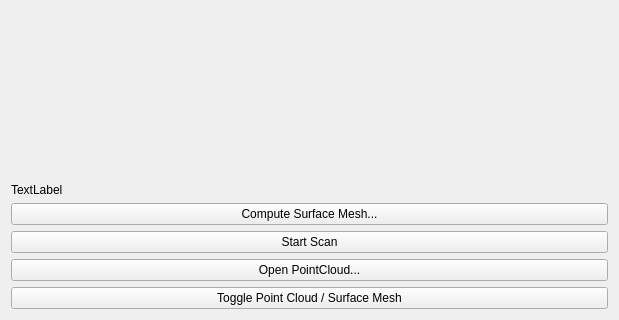
Qt form qtTest/mainwindow.ui (francisengelmann/FabScan100) before a commit; both pictures show x 0 to 619 and y 193 to 513 of the 619 by 513 pixel window.
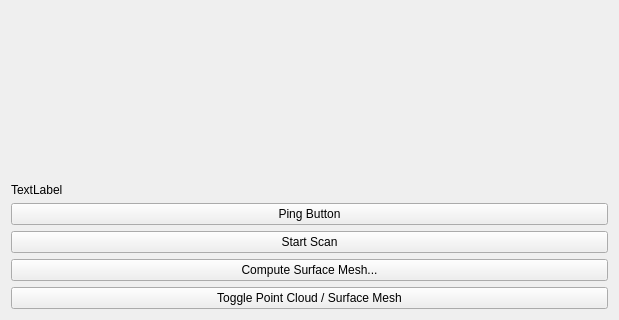
The same form after that commit. Custom widgets are drawn as their Qt base class.

Patch:
```diff
--- a/qtTest/mainwindow.ui
+++ b/qtTest/mainwindow.ui
@@ -34,7 +34,7 @@
         </property>
        </widget>
       </item>
-      <item row="2" column="0">
+      <item row="4" column="0">
        <widget class="QPushButton" name="convertButton">
         <property name="text">
          <string>Compute Surface Mesh...</string>
@@ -48,20 +48,20 @@
         </property>
        </widget>
       </item>
-      <item row="4" column="0">
-       <widget class="QPushButton" name="pushButton">
-        <property name="text">
-         <string>Open PointCloud...</string>
-        </property>
-       </widget>
-      </item>
-      <item row="3" column="0">
+      <item row="2" column="0">
        <widget class="QPushButton" name="myButton">
         <property name="text">
          <string>Start Scan</string>
         </property>
        </widget>
       </item>
+      <item row="1" column="0">
+       <widget class="QPushButton" name="pingButton">
+        <property name="text">
+         <string>Ping Button</string>
+        </property>
+       </widget>
+      </item>
      </layout>
     </item>
    </layout>
```
Left out of the diff: 4 changed lines with no effect on the pictures.
